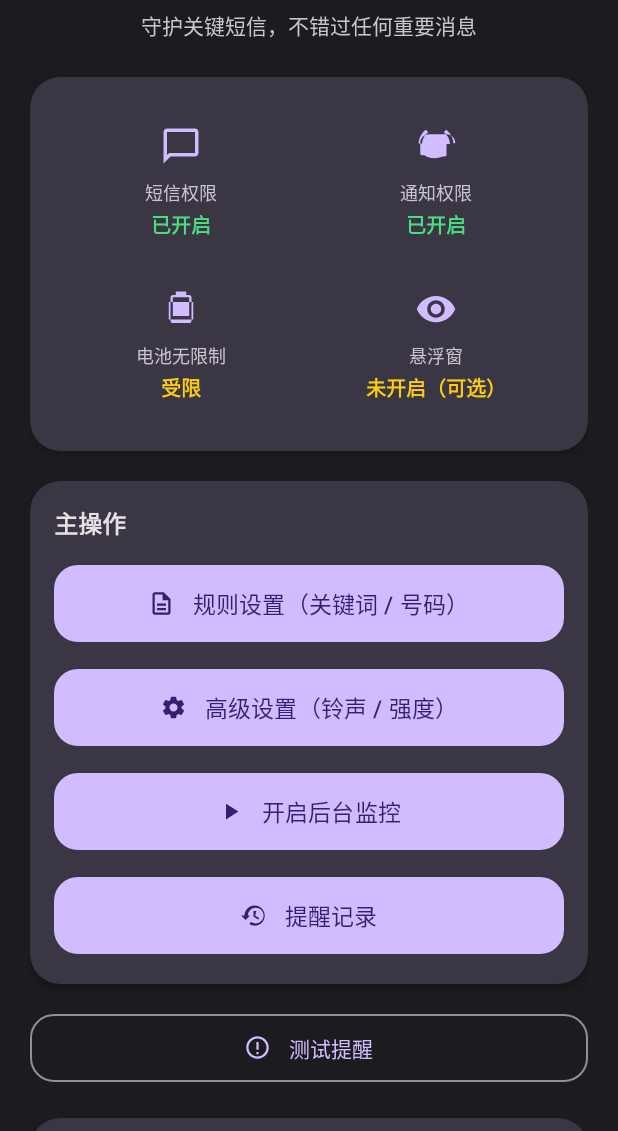
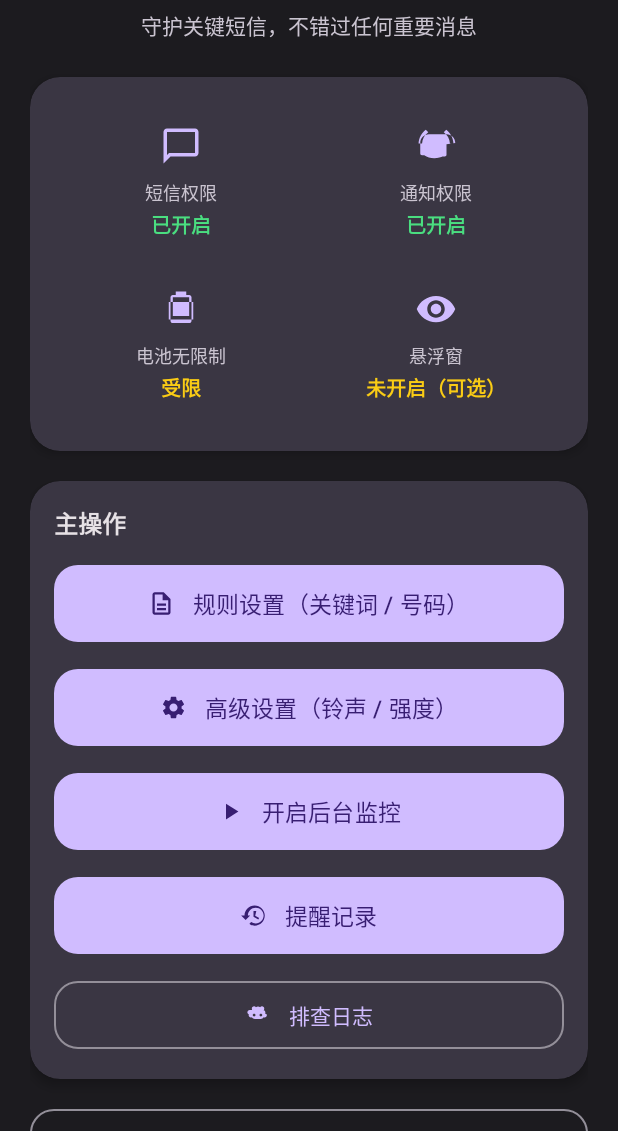
Before and after one commit to lookhang/smsvip, an Android app: the screen it shows after launch (MainActivity), on a phone screen of 412 x 824 dp, the part 105-1236 px from its top. Run offline under Robolectric (Android 15) with nearby library versions, the light colour scheme and no system bars.

Commit message:
feat: 新增崩溃捕获+本地日志导出、启动路径防御、服务与派发全链路日志

```diff
--- a/app/src/main/java/com/example/smsalert/App.kt
+++ b/app/src/main/java/com/example/smsalert/App.kt
@@ -5,6 +5,7 @@ import android.app.NotificationChannel
 import android.app.NotificationManager
 import android.os.Build
 import androidx.core.app.NotificationManagerCompat
+import com.example.smsalert.util.AppLog
 
 /**
  * 应用入口：在启动时创建通知渠道。
@@ -14,7 +15,27 @@ import androidx.core.app.NotificationManagerCompat
 class App : Application() {
     override fun onCreate() {
         super.onCreate()
-        createChannels()
+        AppLog.setContext(this)
+        installCrashHandler()
+        AppLog.i("App", "onCreate start, sdk=${Build.VERSION.SDK_INT}, pkg=$packageName")
+        try {
+            createChannels()
+            AppLog.i("App", "notification channels created")
+        } catch (e: Throwable) {
+            AppLog.e("App", "createChannels failed", e)
+        }
+    }
+
+    /** 全局崩溃捕获：把任何未捕获异常堆栈写入本地日志，便于事后导出分析 */
+    private fun installCrashHandler() {
+        val def = Thread.getDefaultUncaughtExceptionHandler()
+        Thread.setDefaultUncaughtExceptionHandler { thread, throwable ->
+            try {
+                AppLog.e("CRASH", "Uncaught exception on thread=${thread.name}", throwable)
+            } catch (_: Throwable) {
+            }
+            def?.uncaughtException(thread, throwable)
+        }
     }
 
     private fun createChannels() {
--- /dev/null
+++ b/app/src/main/java/com/example/smsalert/util/AppLog.kt
@@ -0,0 +1,90 @@
+package com.example.smsalert.util
+
+import android.content.Context
+import android.util.Log
+import java.io.File
+import java.text.SimpleDateFormat
+import java.util.Date
+import java.util.Locale
+
+/**
+ * 轻量本地日志：所有关键路径都写到这里，崩溃也会写入。
+ * 用途：出现“打开闪退 / 测试没声音 / 收不到短信”等无法本地复现的问题时，
+ * 用户可在主页点「排查日志」→「分享」，把日志发回，便于定位根因。
+ *
+ * 实现要点：
+ * - 环形缓冲，最多保留 MAX_LINES 行，避免无限增长；
+ * - 每次写入都同步 flush 到文件（进程崩溃前已落盘）；
+ * - 全局 UncaughtExceptionHandler 会把任何未捕获异常堆栈写入本日志，
+ *   因此即便 App 闪退，上一次的崩溃堆栈也会留存在文件里。
+ */
+object AppLog {
+
+    private const val FILE_NAME = "app_log.txt"
+    private const val MAX_LINES = 600
+    private val sdf = SimpleDateFormat("MM-dd HH:mm:ss.SSS", Locale.CHINA)
+
+    @Volatile
+    private var appContext: Context? = null
+
+    fun setContext(ctx: Context) {
+        appContext = ctx.applicationContext
+    }
+
+    @Synchronized
+    fun d(tag: String, msg: String) = write("D", tag, msg)
+
+    @Synchronized
+    fun i(tag: String, msg: String) = write("I", tag, msg)
+
+    @Synchronized
+    fun w(tag: String, msg: String) = write("W", tag, msg)
+
+    @Synchronized
+    fun e(tag: String, msg: String, t: Throwable? = null) {
+        val sb = StringBuilder(msg)
+        t?.let {
+            try {
+                sb.append("\n").append(Log.getStackTraceString(it))
+            } catch (_: Throwable) {
+            }
+        }
+        write("E", tag, sb.toString())
+    }
+
+    private fun write(level: String, tag: String, msg: String) {
+        val ctx = appContext ?: return
+        try {
+            val file = File(ctx.filesDir, FILE_NAME)
+            val existing = if (file.exists()) file.readLines() else emptyList()
+            val all = existing + "${sdf.format(Date())} $level/$tag: $msg"
+            val trimmed = if (all.size > MAX_LINES) all.takeLast(MAX_LINES) else all
+            file.bufferedWriter().use { w ->
+                for (line in trimmed) {
+                    w.write(line)
+                    w.write("\n")
+                }
+            }
+        } catch (_: Throwable) {
+            // 日志自身失败不能影响业务
+        }
+    }
+
+    @Synchronized
+    fun getLog(context: Context): String {
+        return try {
+            val file = File(context.filesDir, FILE_NAME)
+            if (!file.exists() || file.length() == 0L) "（暂无日志）" else file.readText()
+        } catch (e: Throwable) {
+            "（读取日志失败：${e.message}）"
+        }
+    }
+
+    @Synchronized
+    fun clear(context: Context) {
+        try {
+            File(context.filesDir, FILE_NAME).delete()
+        } catch (_: Throwable) {
+        }
+    }
+}
--- /dev/null
+++ b/app/src/main/res/drawable/ic_bug.xml
@@ -0,0 +1,10 @@
+<vector xmlns:android="http://schemas.android.com/apk/res/android"
+    android:width="24dp"
+    android:height="24dp"
+    android:viewportWidth="24"
+    android:viewportHeight="24"
+    android:tint="?attr/colorControlNormal">
+    <path
+        android:fillColor="@android:color/white"
+        android:pathData="M19,8h-1.26c0.13,-0.43 0.26,-0.84 0.26,-1.29 0,-1.11 -0.89,-2 -2,-2 -0.69,0 -1.31,0.36 -1.67,0.92 -0.5,-0.43 -1.15,-0.7 -1.86,-0.7 -0.71,0 -1.36,0.27 -1.86,0.7 -0.36,-0.56 -0.98,-0.92 -1.67,-0.92 -1.11,0 -2,0.89 -2,2 0,0.45 0.13,0.86 0.26,1.29L5,8c-1.1,0 -2,0.9 -2,2 0,0.85 0.54,1.58 1.3,1.87 -0.11,0.27 -0.17,0.56 -0.17,0.87 0,1.1 0.9,2 2,2 0.34,0 0.65,-0.09 0.93,-0.24 0.5,0.9 1.44,1.49 2.57,1.49h5.2c1.13,0 2.07,-0.59 2.57,-1.49 0.28,0.15 0.59,0.24 0.93,0.24 1.1,0 2,-0.9 2,-2 0,-0.31 -0.06,-0.6 -0.17,-0.87C18.46,11.58 19,10.85 19,10c0,-1.1 -0.9,-2 -2,-2zM9,13.75c-0.69,0 -1.25,-0.56 -1.25,-1.25s0.56,-1.25 1.25,-1.25 1.25,0.56 1.25,1.25 -0.56,1.25 -1.25,1.25zM15,13.75c-0.69,0 -1.25,-0.56 -1.25,-1.25s0.56,-1.25 1.25,-1.25 1.25,0.56 1.25,1.25 -0.56,1.25 -1.25,1.25z" />
+</vector>
--- a/app/src/main/res/layout/activity_main.xml
+++ b/app/src/main/res/layout/activity_main.xml
@@ -255,6 +255,18 @@
                     app:icon="@drawable/ic_history"
                     app:iconGravity="textStart"
                     app:iconPadding="12dp" />
+
+                <com.google.android.material.button.MaterialButton
+                    android:id="@+id/btnAppLog"
+                    android:layout_width="match_parent"
+                    android:layout_height="wrap_content"
+                    android:layout_marginTop="10dp"
+                    android:text="@string/btn_app_log"
+                    style="@style/Widget.SmsAlert.Button.Outlined"
+                    app:icon="@drawable/ic_bug"
+                    app:iconGravity="textStart"
+                    app:iconPadding="12dp"
+                    app:strokeColor="?attr/colorOutline" />
             </LinearLayout>
         </com.google.android.material.card.MaterialCardView>
 
--- a/app/src/main/res/values/strings.xml
+++ b/app/src/main/res/values/strings.xml
@@ -21,6 +21,13 @@
     <string name="btn_start_monitor">开启后台监控</string>
     <string name="btn_test_alert">测试提醒</string>
     <string name="btn_log">提醒记录</string>
+    <string name="btn_app_log">排查日志</string>
+    <string name="log_title">排查日志（崩溃 / 运行记录）</string>
+    <string name="log_share">分享</string>
+    <string name="log_copy">复制</string>
+    <string name="log_clear">清空</string>
+    <string name="log_copied">已复制到剪贴板</string>
+    <string name="log_export_hint">把日志通过“分享”发给开发者，便于定位问题。</string>
 
     <!-- 权限设置区 -->
     <string name="section_permissions">权限与系统设置</string>
--- /dev/null
+++ b/app/src/main/res/xml/file_paths.xml
@@ -0,0 +1,5 @@
+<?xml version="1.0" encoding="utf-8"?>
+<paths>
+    <!-- 应用私有 files 目录，用于分享日志文件 -->
+    <files-path name="logs" path="." />
+</paths>
```
Also changed, not shown: app/src/main/AndroidManifest.xml (+11 -0 lines), app/src/main/java/com/example/smsalert/data/SmsLogRepository.kt (+6 -2 lines), app/src/main/java/com/example/smsalert/service/AlertDispatch.kt (+7 -1 lines), app/src/main/java/com/example/smsalert/service/AlertService.kt (+20 -2 lines), app/src/main/java/com/example/smsalert/service/MonitorService.kt (+24 -3 lines), app/src/main/java/com/example/smsalert/ui/MainActivity.kt (+79 -5 lines).
